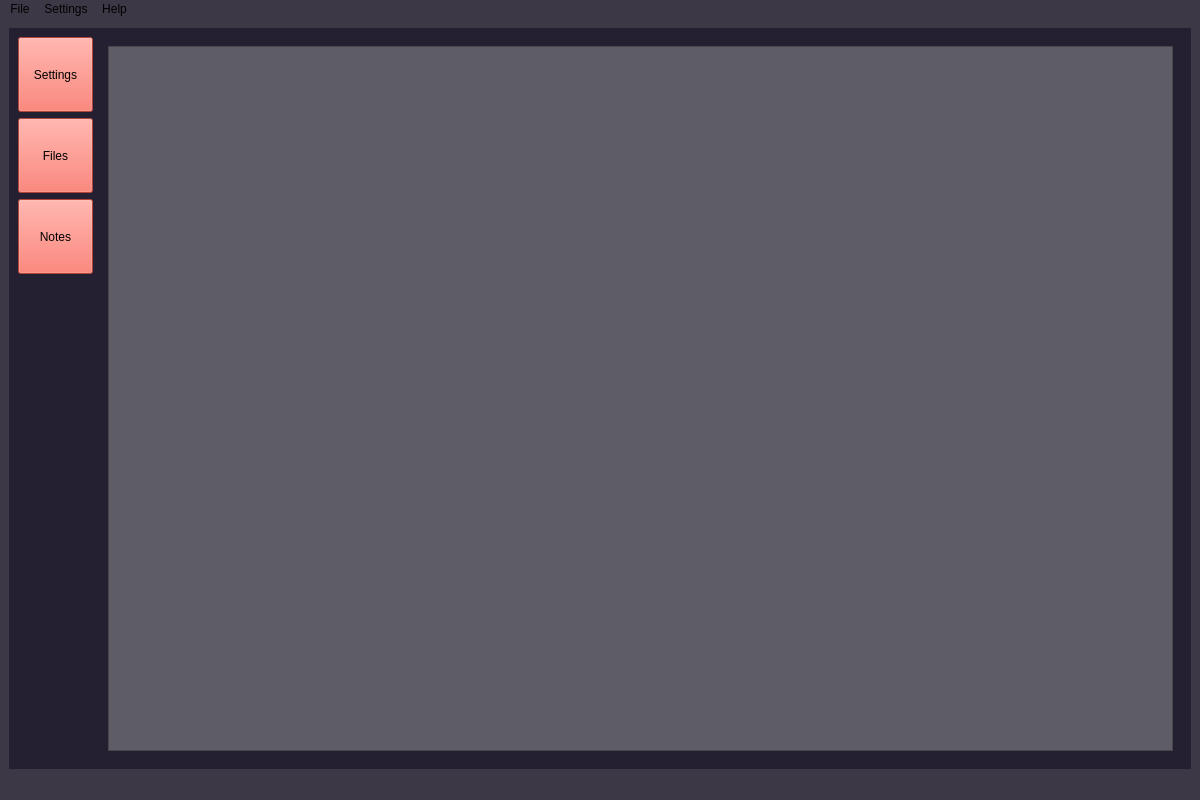
Old version of the form mainwindow.ui in the repository Grandegjoen/NexusClient.
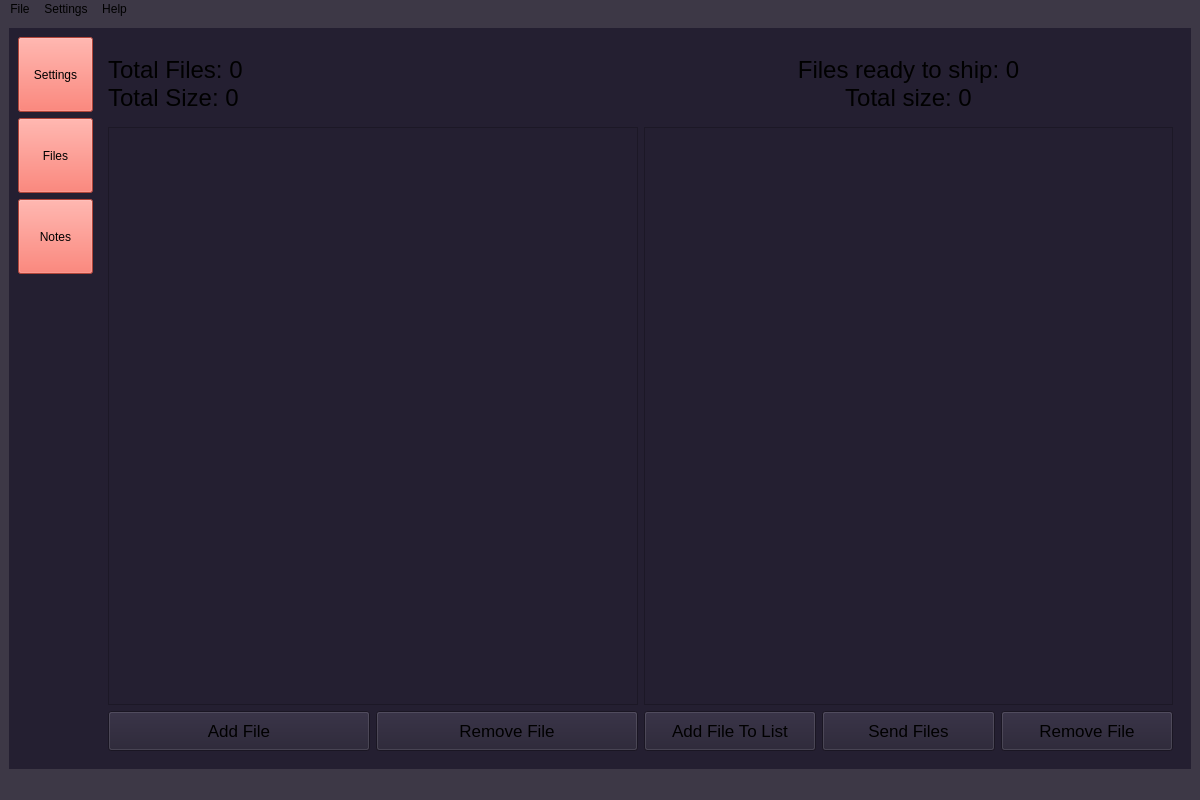
New version of the form. The open tabs and pages were chosen to show the change.

```diff
--- a/mainwindow.ui
+++ b/mainwindow.ui
@@ -207,19 +207,236 @@
          </layout>
         </item>
         <item>
-         <widget class="QStackedWidget" name="stackedWidget">
-          <widget class="QWidget" name="Settings"/>
+         <widget class="QStackedWidget" name="sub_stacked_widget">
           <widget class="QWidget" name="Files">
            <layout class="QVBoxLayout" name="verticalLayout_3">
             <item>
-             <widget class="QTreeView" name="treeView">
-              <property name="styleSheet">
-               <string notr="true">background-color: rgb(94, 92, 100);</string>
-              </property>
-             </widget>
+             <layout class="QHBoxLayout" name="horizontalLayout_5">
+              <item>
+               <layout class="QVBoxLayout" name="verticalLayout_7">
+                <property name="spacing">
+                 <number>6</number>
+                </property>
+                <property name="sizeConstraint">
+                 <enum>QLayout::SetDefaultConstraint</enum>
+                </property>
+                <item>
+                 <widget class="QLabel" name="label_2">
+                  <property name="minimumSize">
+                   <size>
+                    <width>0</width>
+                    <height>75</height>
+                   </size>
+                  </property>
+                  <property name="maximumSize">
+                   <size>
+                    <width>16777215</width>
+                    <height>75</height>
+                   </size>
+                  </property>
+                  <property name="font">
+                   <font>
+                    <pointsize>18</pointsize>
+                   </font>
+                  </property>
+                  <property name="text">
+                   <string>Total Files: 0
+Total Size: 0</string>
+                  </property>
+                 </widget>
+                </item>
+                <item>
+                 <widget class="QTableView" name="server_files_table">
+                  <property name="sizePolicy">
+                   <sizepolicy hsizetype="Expanding" vsizetype="Expanding">
+                    <horstretch>0</horstretch>
+                    <verstretch>0</verstretch>
+                   </sizepolicy>
+                  </property>
+                  <property name="minimumSize">
+                   <size>
+                    <width>300</width>
+                    <height>0</height>
+                   </size>
+                  </property>
+                  <property name="maximumSize">
+                   <size>
+                    <width>1200</width>
+                    <height>16777215</height>
+                   </size>
+                  </property>
+                 </widget>
+                </item>
+                <item>
+                 <layout class="QHBoxLayout" name="horizontalLayout_7">
+                  <item>
+                   <widget class="QPushButton" name="pushButton_5">
+                    <property name="minimumSize">
+                     <size>
+                      <width>0</width>
+                      <height>40</height>
+                     </size>
+                    </property>
+                    <property name="maximumSize">
+                     <size>
+                      <width>16777215</width>
+                      <height>40</height>
+                     </size>
+                    </property>
+                    <property name="font">
+                     <font>
+                      <pointsize>13</pointsize>
+                     </font>
+                    </property>
+                    <property name="text">
+                     <string>Add File</string>
+                    </property>
+                   </widget>
+                  </item>
+                  <item>
+                   <widget class="QPushButton" name="pushButton">
+                    <property name="minimumSize">
+                     <size>
+                      <width>0</width>
+                      <height>40</height>
+                     </size>
+                    </property>
+                    <property name="maximumSize">
+                     <size>
+                      <width>16777215</width>
+                      <height>40</height>
+                     </size>
+                    </property>
+                    <property name="font">
+                     <font>
+                      <pointsize>13</pointsize>
+                     </font>
+                    </property>
+                    <property name="text">
+                     <string>Remove File</string>
+                    </property>
+                   </widget>
+                  </item>
+                 </layout>
+                </item>
+               </layout>
+              </item>
+              <item>
+               <layout class="QVBoxLayout" name="verticalLayout_6">
+                <item>
+                 <widget class="QLabel" name="label">
+                  <property name="minimumSize">
+                   <size>
+                    <width>0</width>
+                    <height>75</height>
+                   </size>
+                  </property>
+                  <property name="maximumSize">
+                   <size>
+                    <width>16777215</width>
+                    <height>75</height>
+                   </size>
+                  </property>
+                  <property name="font">
+                   <font>
+                    <pointsize>18</pointsize>
+                   </font>
+                  </property>
+                  <property name="text">
+                   <string>Files ready to ship: 0
+Total size: 0</string>
+                  </property>
+                  <property name="alignment">
+                   <set>Qt::AlignCenter</set>
+                  </property>
+                 </widget>
+                </item>
+                <item>
+                 <widget class="QTableView" name="queued_files_table"/>
+                </item>
+                <item>
+                 <layout class="QHBoxLayout" name="horizontalLayout_6">
+                  <item>
+                   <widget class="QPushButton" name="pushButton_3">
+                    <property name="minimumSize">
+                     <size>
+                      <width>0</width>
+                      <height>40</height>
+                     </size>
+                    </property>
+                    <property name="maximumSize">
+                     <size>
+                      <width>16777215</width>
+                      <height>40</height>
+                     </size>
+                    </property>
+                    <property name="font">
+                     <font>
+                      <pointsize>13</pointsize>
+                     </font>
+                    </property>
+                    <property name="text">
+                     <string>Add File To List</string>
+                    </property>
+                   </widget>
+                  </item>
+                  <item>
+                   <widget class="QPushButton" name="pushButton_2">
+                    <property name="minimumSize">
+                     <size>
+                      <width>0</width>
+                      <height>40</height>
+                     </size>
+                    </property>
+                    <property name="maximumSize">
+                     <size>
+                      <width>16777215</width>
+                      <height>40</height>
+                     </size>
+                    </property>
+                    <property name="font">
+                     <font>
+                      <pointsize>13</pointsize>
+                     </font>
+                    </property>
+                    <property name="text">
+                     <string>Send Files</string>
+                    </property>
+                   </widget>
+                  </item>
+                  <item>
+                   <widget class="QPushButton" name="pushButton_4">
+                    <property name="minimumSize">
+                     <size>
+                      <width>0</width>
+                      <height>40</height>
+                     </size>
+                    </property>
+                    <property name="maximumSize">
+                     <size>
+                      <width>16777215</width>
+                      <height>40</height>
+                     </size>
+                    </property>
+                    <property name="font">
+                     <font>
+                      <pointsize>13</pointsize>
+                     </font>
+                    </property>
+                    <property name="text">
+                     <string>Remove File</string>
+                    </property>
+                   </widget>
+                  </item>
+                 </layout>
+                </item>
+               </layout>
+              </item>
+             </layout>
             </item>
            </layout>
           </widget>
+          <widget class="QWidget" name="Settings"/>
           <widget class="QWidget" name="Notes"/>
          </widget>
         </item>
```
